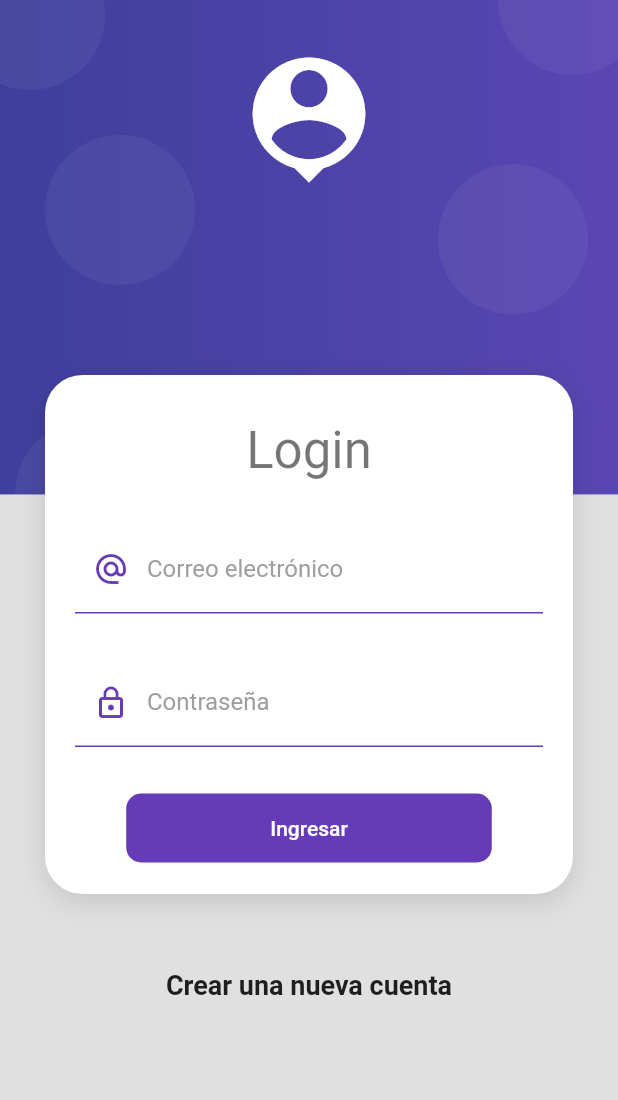
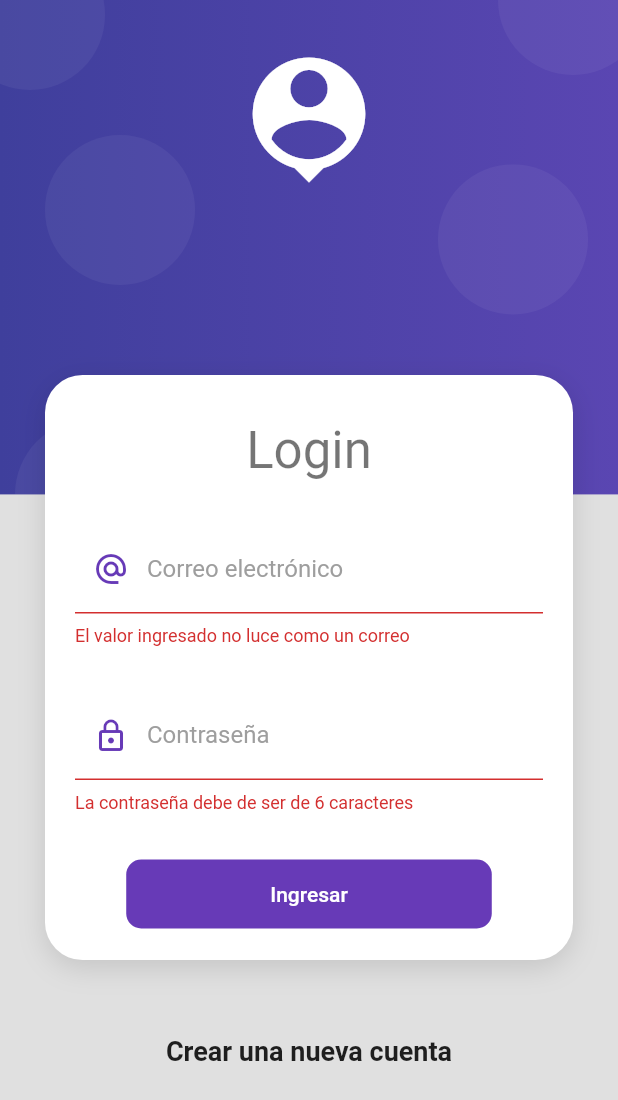
Before and after one commit to Roxmend0509/flutter_curso, a Flutter app: the screen it shows after launch, after a tap on "Ingresar", on a phone screen of 412 x 824 dp. Shown: the top 1100 px of the screen. Run offline on Flutter 3.47's test engine with Material 2 defaults, Android fonts, the phone set to English and light mode, and no system bars; our stand-ins replace card_swiper, flutter_swiper, google_maps_flutter, shared_preferences, sqflite; missing offline and left inert: flutter_barcode_scanner; accounts and stored records are empty.

Commit message:
Login Terminado

```diff
--- /dev/null
+++ b/productos_app/lib/providers/login_form_provider.dart
@@ -0,0 +1,24 @@
+import 'package:flutter/material.dart';
+
+class LoginFormProvider extends ChangeNotifier {
+  GlobalKey<FormState> fromKey = new GlobalKey<FormState>();
+
+  String email = '';
+  String password = '';
+
+  bool _isLoading = false;
+
+  bool get isLoading => _isLoading;
+
+  set isLoading(bool value) {
+    _isLoading = value;
+    notifyListeners();
+  }
+
+  bool isValidForm() {
+    print(fromKey.currentState?.validate());
+
+    print('$email - $password');
+    return fromKey.currentState?.validate() ?? false;
+  }
+}
--- /dev/null
+++ b/productos_app/lib/providers/providers.dart
@@ -0,0 +1 @@
+export 'package:productos_app/providers/login_form_provider.dart';
--- a/productos_app/lib/screens/login_screen.dart
+++ b/productos_app/lib/screens/login_screen.dart
@@ -1,8 +1,10 @@
 import 'dart:ui';
 
 import 'package:flutter/material.dart';
+import 'package:productos_app/providers/providers.dart';
 import 'package:productos_app/ui/input_decorations.dart';
 import 'package:productos_app/widgets/widgets.dart';
+import 'package:provider/provider.dart';
 
 class LoginScreen extends StatelessWidget {
   @override
@@ -26,7 +28,10 @@ class LoginScreen extends StatelessWidget {
                 SizedBox(
                   height: 30,
                 ),
-                _LoginForm(),
+                ChangeNotifierProvider(
+                  create: (_) => LoginFormProvider(),
+                  child: _LoginForm(),
+                ),
               ],
             ),
           ),
@@ -45,9 +50,13 @@ class LoginScreen extends StatelessWidget {
 class _LoginForm extends StatelessWidget {
   @override
   Widget build(BuildContext context) {
+    final loginForm = Provider.of<LoginFormProvider>(context);
     return Container(
       child: Form(
         //TODO: Mantener la referencia al KEY
+        key: loginForm.fromKey,
+        autovalidateMode: AutovalidateMode.onUserInteraction,
+
         child: Column(
           children: [
             TextFormField(
@@ -57,6 +66,16 @@ class _LoginForm extends StatelessWidget {
                   hintText: 'john.doe@gmail.com',
                   labelText: 'Correo electrónico',
                   prefixIcon: Icons.alternate_email_sharp),
+              onChanged: (value) => loginForm.email = value,
+              validator: (value) {
+                String pattern =
+                    r'^(([^<>()[\]\\.,;:\s@\"]+(\.[^<>()[\]\\.,;:\s@\"]+)*)|(\".+\"))@((\[[0-9]{1,3}\.[0-9]{1,3}\.[0-9]{1,3}\.[0-9]{1,3}\])|(([a-zA-Z\-0-9]+\.)+[a-zA-Z]{2,}))$';
+                RegExp regExp = new RegExp(pattern);
+
+                return regExp.hasMatch(value ?? '')
+                    ? null
+                    : 'El valor ingresado no luce como un correo';
+              },
             ),
             SizedBox(
               height: 30,
@@ -69,6 +88,14 @@ class _LoginForm extends StatelessWidget {
                   hintText: '*****',
                   labelText: 'Contraseña',
                   prefixIcon: Icons.lock_outline),
+              onChanged: (value) => loginForm.password = value,
+              validator: (value) {
+                if (value != null && value.length >= 6) {
+                  return null;
+                } else {
+                  return 'La contraseña debe de ser de 6 caracteres';
+                }
+              },
             ),
             SizedBox(
               height: 30,
@@ -81,12 +108,25 @@ class _LoginForm extends StatelessWidget {
                 color: Colors.deepPurple,
                 child: Container(
                   padding: EdgeInsets.symmetric(horizontal: 80, vertical: 15),
-                  child:
-                      Text('Ingresar', style: TextStyle(color: Colors.white)),
+                  child: Text(
+                      loginForm.isLoading ? 'Cargando Datos...' : 'Ingresar',
+                      style: TextStyle(color: Colors.white)),
                 ),
-                onPressed: () {
-                  //TODO: Login form
-                })
+                onPressed: loginForm.isLoading
+                    ? null
+                    : () async {
+                        FocusScope.of(context).unfocus();
+                        //TODO: Login form
+                        if (!loginForm.isValidForm()) return;
+                        loginForm.isLoading = true;
+
+                        await Future.delayed(Duration(seconds: 2));
+
+                        //TODO: Validar si el login es correcto
+
+                        loginForm.isLoading = false;
+                        Navigator.pushReplacementNamed(context, 'home');
+                      })
           ],
         ),
       ),
--- a/productos_app/pubspec.yaml
+++ b/productos_app/pubspec.yaml
@@ -34,6 +34,7 @@ dependencies:
   # The following adds the Cupertino Icons font to your application.
   # Use with the CupertinoIcons class for iOS style icons.
   cupertino_icons: ^1.0.2
+  provider: ^6.0.1
 
 dev_dependencies:
   flutter_test:
```
